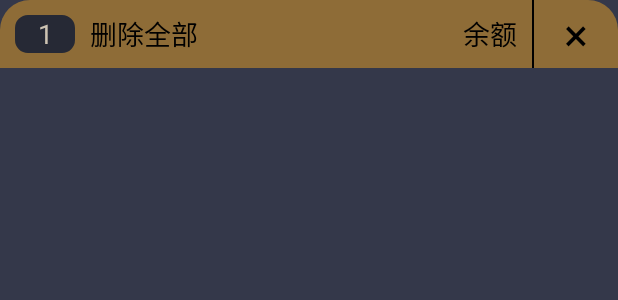
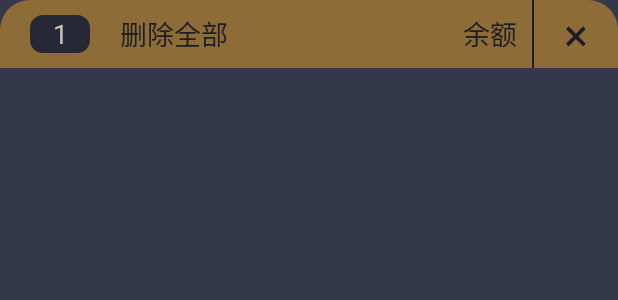
Before and after one commit to ldjsss/SDJProject, an Android app: the layout dialog_bet_layout.xml on its own in the app's theme, with its tools: preview values and no code run, on a phone screen of 412 x 824 dp. Shown: the top 300 px of the screen. Run offline under Robolectric (Android 15) with nearby library versions, the phone set to English and light mode, and no system bars.

Commit message:
no message

```diff
--- a/app/src/main/AndroidManifest.xml
+++ b/app/src/main/AndroidManifest.xml
@@ -54,9 +54,6 @@
             </intent-filter>
         </activity>
         <activity
-            android:name=".BetActivity"
-            android:screenOrientation="portrait" />
-        <activity
             android:name=".MainUIActivity"
             android:screenOrientation="portrait"
             android:windowSoftInputMode="adjustPan|stateHidden" />
--- a/app/src/main/java/com/lldj/tc/MainUIActivity.java
+++ b/app/src/main/java/com/lldj/tc/MainUIActivity.java
@@ -35,7 +35,7 @@ public class MainUIActivity extends BaseActivity implements HandlerInter.HandleM
     public void onCreate(Bundle savedInstanceState) {
         super.onCreate(savedInstanceState);
 
-        setContentView(R.layout.activity_main2);
+        setContentView(R.layout.activity_main);
         ButterKnife.bind(this);
         mHandler.setHandleMsgListener(this);
 
--- a/app/src/main/java/com/lldj/tc/login/LoginRecycleView.java
+++ b/app/src/main/java/com/lldj/tc/login/LoginRecycleView.java
@@ -12,7 +12,6 @@ import android.widget.VideoView;
 import androidx.recyclerview.widget.LinearLayoutManager;
 import androidx.recyclerview.widget.RecyclerView;
 
-import com.lldj.tc.BetActivity;
 import com.lldj.tc.MainUIActivity;
 import com.lldj.tc.R;
 import com.lldj.tc.handler.HandlerType;
--- a/app/src/main/res/layout/dialog_bet_layout.xml
+++ b/app/src/main/res/layout/dialog_bet_layout.xml
@@ -15,7 +15,7 @@
           android:layout_height="25dp"
           android:id="@+id/gamebetcount"
           android:layout_centerVertical="true"
-          android:layout_marginStart="10dp"
+          android:layout_marginStart="20dp"
           android:text="1"
           android:textSize="18sp"
           android:textColor="@color/color_cdc3b3"
@@ -29,8 +29,8 @@
           android:textSize="18sp"
           android:layout_centerVertical="true"
           android:layout_toRightOf="@id/gamebetcount"
-          android:layout_marginLeft="@dimen/dp_10"
-          android:textColor="@color/black"/>
+          android:layout_marginLeft="@dimen/dp_20"
+          android:textColor="@color/color_1a1c26"/>
 
       <TextView
           android:layout_width="wrap_content"
@@ -41,14 +41,14 @@
           android:layout_alignParentEnd="true"
           android:layout_marginEnd="@dimen/dp_20"
           android:id="@+id/close"
-          android:textColor="@color/black"/>
+          android:textColor="@color/color_1a1c26"/>
       <View
           android:layout_width="@dimen/dp_1"
           android:layout_height="match_parent"
           android:layout_toLeftOf="@+id/close"
           android:layout_marginEnd="@dimen/dp_20"
           android:id="@+id/closeline"
-          android:background="@color/black"/>
+          android:background="@color/color_1a1c26"/>
 
       <TextView
           android:layout_width="wrap_content"
@@ -58,18 +58,18 @@
           android:layout_centerVertical="true"
           android:text="@string/moneyHave"
           android:layout_marginEnd="@dimen/dp_10"
-          android:textColor="@color/black"/>
+          android:textColor="@color/color_1a1c26"/>
 
    </RelativeLayout>
 
    <ExpandableListView
        android:id="@+id/expandableListView"
        android:layout_width="match_parent"
-       android:layout_height="180dp"
+       android:layout_height="wrap_content"
        android:layout_weight = "1"/>
    <View
        android:layout_width="match_parent"
-       android:layout_height="80dp"
+       android:layout_height="65dp"
        android:layout_weight = "1"/>
 
 </LinearLayout>
--- a/app/src/main/res/values/dimens.xml
+++ b/app/src/main/res/values/dimens.xml
@@ -8,7 +8,9 @@
     <dimen name="dp_15">15dp</dimen>
     <dimen name="dp_20">20dp</dimen>
     <dimen name="dp_25">25dp</dimen>
+    <dimen name="dp_27">27dp</dimen>
     <dimen name="dp_30">30dp</dimen>
+    <dimen name="dp_35">35dp</dimen>
     <dimen name="dp_37">37dp</dimen>
     <dimen name="dp_40">40dp</dimen>
     <dimen name="dp_50">50dp</dimen>
```
Also changed, not shown: app/src/main/java/com/lldj/tc/BetActivity.java (deleted, +0 -124 lines), app/src/main/java/com/lldj/tc/firstpage/BetDialog.java (+91 -91 lines), app/src/main/res/layout/activity_main.xml (+17 -14 lines), app/src/main/res/layout/activity_main2.xml (deleted, +0 -23 lines), app/src/main/res/layout/item_group.xml (+50 -11 lines).
